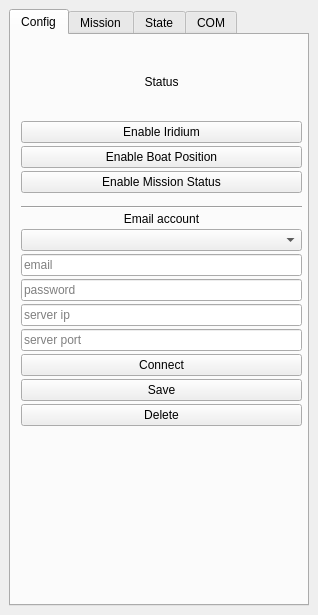
Before: the Qt Designer form tools/qgis/seabot/seabot_dockwidget_base.ui in ThomasLeMezo/seabot, drawn with Qt 5.
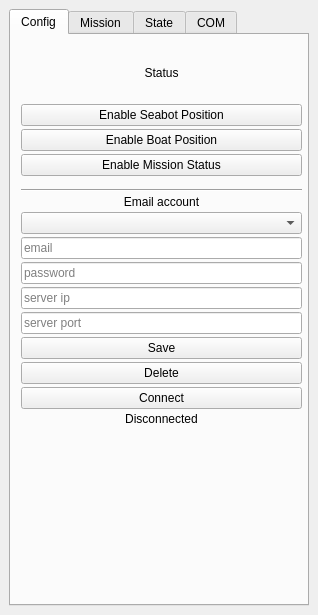
After: the same form once the commit is applied. The open tabs and pages were chosen to show the change.

What changed in the file:
```diff
--- a/tools/qgis/seabot/seabot_dockwidget_base.ui
+++ b/tools/qgis/seabot/seabot_dockwidget_base.ui
@@ -102,7 +102,7 @@
           <height>381</height>
          </rect>
         </property>
-        <layout class="QVBoxLayout" name="verticalLayout_2" stretch="1,1,1,0,0,0,0,0,0,0,0,0,0,0,0">
+        <layout class="QVBoxLayout" name="verticalLayout_2" stretch="1,0,1,0,0,0,0,0,0,0,0,0,0,0,0,0">
          <property name="spacing">
           <number>3</number>
          </property>
@@ -152,7 +152,7 @@
             </size>
            </property>
            <property name="text">
-            <string>Enable Iridium</string>
+            <string>Enable Seabot Position</string>
            </property>
            <property name="checkable">
             <bool>true</bool>
@@ -288,16 +288,6 @@
            </property>
           </widget>
          </item>
-         <item>
-          <widget class="QPushButton" name="pushButton_server_connect">
-           <property name="text">
-            <string>Connect</string>
-           </property>
-           <property name="checkable">
-            <bool>true</bool>
-           </property>
-          </widget>
-         </item>
          <item>
           <widget class="QPushButton" name="pushButton_server_save">
            <property name="text">
@@ -312,6 +302,29 @@
            </property>
           </widget>
          </item>
+         <item>
+          <widget class="QPushButton" name="pushButton_server_connect">
+           <property name="text">
+            <string>Connect</string>
+           </property>
+           <property name="checkable">
+            <bool>true</bool>
+           </property>
+           <property name="checked">
+            <bool>false</bool>
+           </property>
+          </widget>
+         </item>
+         <item>
+          <widget class="QLabel" name="label_server_log">
+           <property name="text">
+            <string>Disconnected</string>
+           </property>
+           <property name="alignment">
+            <set>Qt::AlignCenter</set>
+           </property>
+          </widget>
+         </item>
         </layout>
        </widget>
       </widget>
```
Left out of the diff: 4 changed lines with no effect on the pictures.
